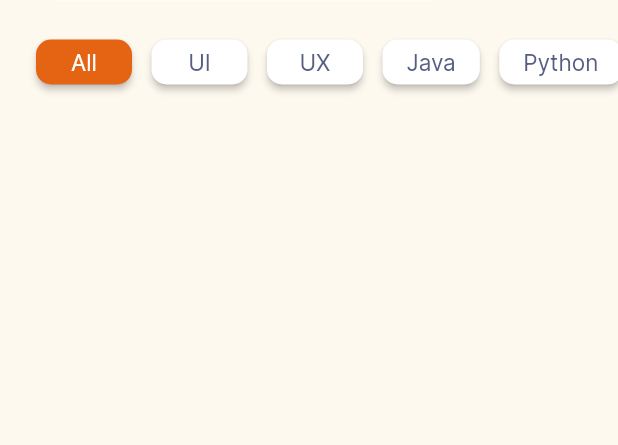
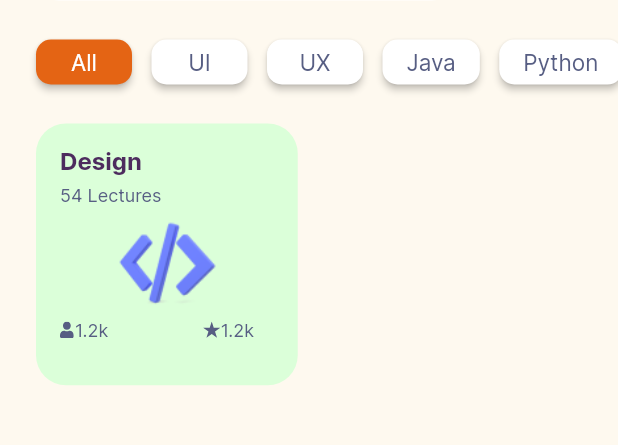
Before and after one commit to Dan-Y-Ko/Flutter-Dart-Playground, a Flutter app: the screen it shows after launch, on a phone screen of 412 x 824 dp, the part 382-827 px from its top. Run offline on Flutter 3.47's test engine with Material 2 defaults, Android fonts, the phone set to English and light mode, and no system bars; our stand-ins replace flutter_svg.

Commit message:
swap jpg images for png

```diff
--- a/flutter/ui/education_app_ui/lib/models/course.dart
+++ b/flutter/ui/education_app_ui/lib/models/course.dart
@@ -20,28 +20,28 @@ const List<Course> courses = [
   Course(
       title: 'Design',
       numLecture: 54,
-      imageUrl: 'assets/images/Chart_perspective.jpg',
+      imageUrl: 'assets/images/Chart_perspective.png',
       numStudents: '1.2k',
       rating: 4.5,
       color: 'FEE2DE'),
   Course(
       title: 'Grammar',
       numLecture: 54,
-      imageUrl: 'assets/images/Books_perspective.jpg',
+      imageUrl: 'assets/images/Books_perspective.png',
       numStudents: '1.2k',
       rating: 4.5,
       color: 'FEDDEE'),
   Course(
       title: 'Finance',
       numLecture: 54,
-      imageUrl: 'assets/images/Dashboard_perspective.jpg',
+      imageUrl: 'assets/images/Dashboard_perspective.png',
       numStudents: '1.2k',
       rating: 4.5,
       color: 'DAD5FE'),
   Course(
       title: 'Coding',
       numLecture: 54,
-      imageUrl: 'assets/images/Code_perspective.jpg',
+      imageUrl: 'assets/images/Code_perspective.png',
       numStudents: '1.2k',
       rating: 4.5,
       color: 'DBFFD9'),
--- a/flutter/ui/education_app_ui/lib/screens/home.dart
+++ b/flutter/ui/education_app_ui/lib/screens/home.dart
@@ -1,5 +1,6 @@
 import 'package:flutter/material.dart';
 
+import '../widgets/home-screen/course-grid-view.dart';
 import '../widgets/home-screen/header.dart';
 import '../widgets/home-screen/search.dart';
 import '../widgets/home-screen/subject-list.dart';
@@ -26,6 +27,10 @@ class HomeScreen extends StatelessWidget {
                   height: 26.0,
                 ),
                 SubjectList(),
+                SizedBox(
+                  height: 26.0,
+                ),
+                CourseGridView(),
               ],
             ),
           ),
--- a/flutter/ui/education_app_ui/lib/widgets/home-screen/course-grid-view.dart
+++ b/flutter/ui/education_app_ui/lib/widgets/home-screen/course-grid-view.dart
@@ -1,10 +1,91 @@
 import 'package:flutter/material.dart';
+import 'package:flutter_svg/svg.dart';
 
 class CourseGridView extends StatelessWidget {
   const CourseGridView({Key? key}) : super(key: key);
 
   @override
   Widget build(BuildContext context) {
-    return Container();
+    return Container(
+      height: 385.0,
+      width: MediaQuery.of(context).size.width,
+      child: GridView.count(
+        crossAxisSpacing: 15.0,
+        mainAxisSpacing: 16.0,
+        crossAxisCount: 2,
+        children: <Widget>[
+          Container(
+            height: 185.0,
+            width: 156.0,
+            decoration: BoxDecoration(
+              borderRadius: BorderRadius.circular(20.0),
+              color: Color(0xFFDBFFD9),
+            ),
+            child: Padding(
+              padding: EdgeInsets.fromLTRB(16.0, 15.0, 16.0, 15.0),
+              child: Column(
+                crossAxisAlignment: CrossAxisAlignment.start,
+                children: [
+                  Text(
+                    'Design',
+                    style: TextStyle(
+                      color: Color(0xFF4D2C5E),
+                      fontFamily: 'Inter700',
+                      fontSize: 16.0,
+                    ),
+                  ),
+                  SizedBox(
+                    height: 6.0,
+                  ),
+                  Text(
+                    '54 Lectures',
+                    style: TextStyle(
+                      color: Color(0xFF575E83),
+                      fontFamily: 'Inter400',
+                      fontSize: 12.0,
+                    ),
+                  ),
+                  SizedBox(
+                    height: 5.0,
+                  ),
+                  Center(
+                    child: Image.asset(
+                      'assets/images/Code_perspective.png',
+                      height: 70.0,
+                      width: 70.0,
+                    ),
+                  ),
+                  Row(
+                    children: [
+                      SvgPicture.asset('assets/images/fa-solid_user.svg'),
+                      Text(
+                        '1.2k',
+                        style: TextStyle(
+                          color: Color(0xFF575E83),
+                          fontFamily: 'Inter400',
+                          fontSize: 12.0,
+                        ),
+                      ),
+                      SizedBox(
+                        width: 63.0,
+                      ),
+                      SvgPicture.asset('assets/images/Star.svg'),
+                      Text(
+                        '1.2k',
+                        style: TextStyle(
+                          color: Color(0xFF575E83),
+                          fontFamily: 'Inter400',
+                          fontSize: 12.0,
+                        ),
+                      ),
+                    ],
+                  ),
+                ],
+              ),
+            ),
+          ),
+        ],
+      ),
+    );
   }
 }
```
Also changed, not shown: flutter/ui/education_app_ui/assets/images/Books_perspective.jpg (deleted), flutter/ui/education_app_ui/assets/images/Books_perspective.png (added), flutter/ui/education_app_ui/assets/images/Chart_perspective.jpg (deleted), flutter/ui/education_app_ui/assets/images/Chart_perspective.png (added), flutter/ui/education_app_ui/assets/images/Code_perspective.jpg (deleted), flutter/ui/education_app_ui/assets/images/Code_perspective.png (added), flutter/ui/education_app_ui/assets/images/Dashboard_perspective.jpg (deleted), flutter/ui/education_app_ui/assets/images/Dashboard_perspective.png (added), flutter/ui/education_app_ui/assets/images/Star.svg (added), flutter/ui/education_app_ui/assets/images/fa-solid_user.svg (added).
